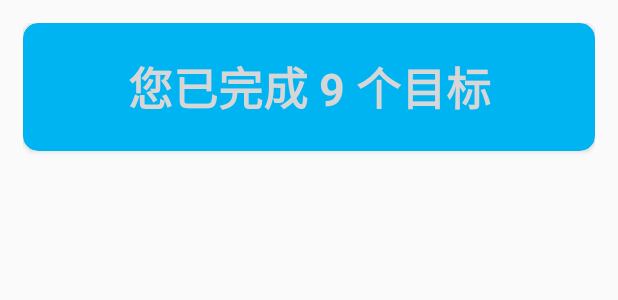
After one commit to paul623/EasyToDo, an Android app: the layout fragment_timeline.xml on its own in the app's theme, with its tools: preview values and no code run, on a phone screen of 412 x 824 dp. The commit adds this screen. Shown: the top 300 px of the screen. Run offline under Robolectric (Android 15) with nearby library versions, the phone set to English and light mode, and no system bars.

Commit message:
移植框架

```diff
--- a/app/src/main/AndroidManifest.xml
+++ b/app/src/main/AndroidManifest.xml
@@ -9,7 +9,8 @@
         android:roundIcon="@drawable/todo_list"
         android:supportsRtl="true"
         android:theme="@style/AppTheme">
-        <activity android:name=".MainActivity">
+        <activity android:name=".MainActivity"
+            android:theme="@style/Theme.Design.Light.NoActionBar">
             <intent-filter>
                 <action android:name="android.intent.action.MAIN" />
 
--- a/app/src/main/assets/litepal.xml
+++ b/app/src/main/assets/litepal.xml
@@ -3,6 +3,6 @@
     <dbname value="EasyToDo" />
     <version value="1" />
     <list>
-        <mapping class="com.paul.easytodo.Goal"/>
+        <mapping class="com.paul.easytodo.DataSource.Goal"/>
     </list>
 </litepal>
--- a/app/src/main/java/com/paul/easytodo/Goal.java
+++ b/app/src/main/java/com/paul/easytodo/DataSource/Goal.java
@@ -1,4 +1,4 @@
-package com.paul.easytodo;
+package com.paul.easytodo.DataSource;
 
 import com.yalantis.beamazingtoday.interfaces.BatModel;
 
--- a/app/src/main/java/com/paul/easytodo/DateUtil.java
+++ b/app/src/main/java/com/paul/easytodo/Utils/DateUtil.java
@@ -1,4 +1,4 @@
-package com.paul.easytodo;
+package com.paul.easytodo.Utils;
 
 import java.text.SimpleDateFormat;
 import java.util.Date;
--- /dev/null
+++ b/app/src/main/res/layout/fragment_timeline.xml
@@ -0,0 +1,25 @@
+<?xml version="1.0" encoding="utf-8"?>
+<LinearLayout xmlns:android="http://schemas.android.com/apk/res/android"
+    xmlns:app="http://schemas.android.com/apk/res-auto"
+    android:orientation="vertical"
+    android:layout_width="match_parent"
+    android:layout_height="match_parent"
+    android:padding="15dp">
+    <androidx.cardview.widget.CardView
+        android:layout_width="match_parent"
+        app:cardBackgroundColor="@color/blue"
+        app:cardCornerRadius="10dp"
+        android:layout_height="wrap_content">
+        <TextView
+            android:padding="20dp"
+            android:id="@+id/tv_timeline_hint"
+            android:textColor="@color/white"
+            android:gravity="center"
+            android:textSize="30sp"
+            android:textStyle="bold"
+            android:text="您已完成 9 个目标"
+            android:layout_width="match_parent"
+            android:layout_height="match_parent"/>
+    </androidx.cardview.widget.CardView>
+
+</LinearLayout>
```
Also changed, not shown: app/build.gradle (+8 -0 lines), app/src/main/java/com/paul/easytodo/Fragment/TimeLineFragment.java (added, +36 -0 lines), app/src/main/java/com/paul/easytodo/Fragment/TodoFragment.java (added, +127 -0 lines), app/src/main/java/com/paul/easytodo/MainActivity.java (+53 -95 lines), app/src/main/java/com/paul/easytodo/Manager/GoalHelper.java (renamed from app/src/main/java/com/paul/easytodo/GoalHelper.java, +4 -3 lines), app/src/main/res/layout/activity_main.xml (+17 -27 lines), app/src/main/res/layout/fragment_todo.xml (added, +37 -0 lines), app/src/main/res/drawable/icon_history.png (added), app/src/main/res/drawable/icon_home.png (added), app/src/main/res/drawable/icon_mine.png (added).
